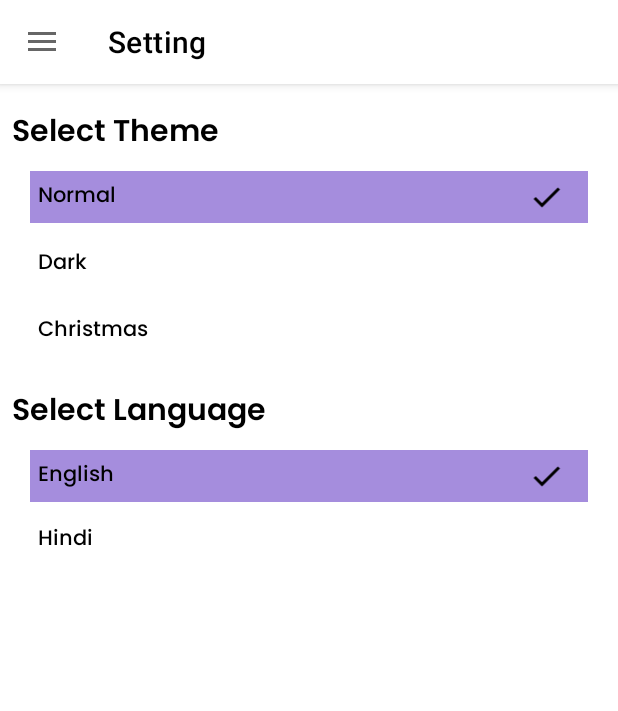
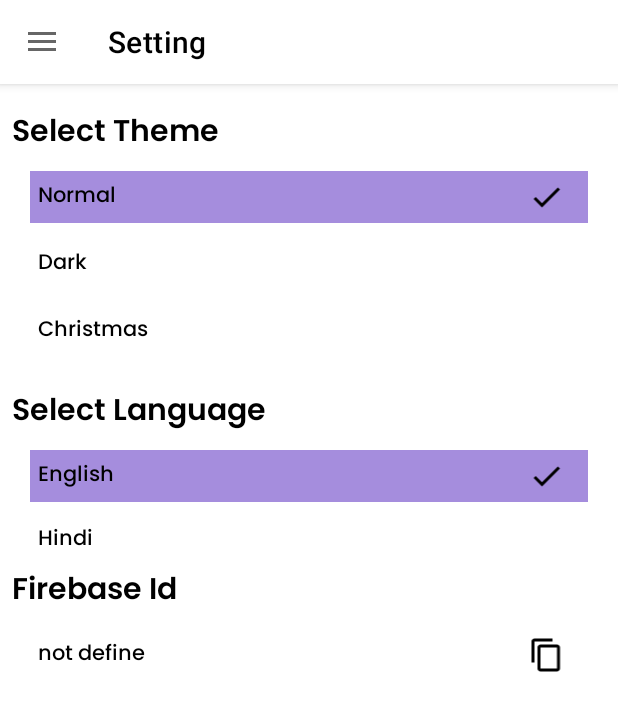
Before and after one commit to kaushal-king/CompanyFirst, an Android app: the screen it shows after launch (DrawerActivity), in the side drawer, after a tap on "Setting", on a phone screen of 412 x 824 dp. Shown: the top 711 px of the screen. Run offline under Robolectric (Android 15) with nearby library versions, the phone set to English and light mode, and no system bars; our stand-ins replace Room's generated code.

Commit message:
firebase push notification modification 14-02-2022

```diff
--- a/app/src/main/java/com/the/firsttask/sharedpreference/SettingsSharedPreference.kt
+++ b/app/src/main/java/com/the/firsttask/sharedpreference/SettingsSharedPreference.kt
@@ -42,6 +42,27 @@ class SettingsSharedPreference(ctx: Context) {
     }
 
 
+    fun setFirebaseId(id: String) {
+        val sharedPreferences: SharedPreferences = context.getSharedPreferences(
+            ConstantHelper.SHARED_PREFERENCE_ID,
+            Context.MODE_PRIVATE
+        )
+        val editor = sharedPreferences.edit()
+        editor.putString("FirebaseId", id)
+        editor.apply()
+    }
+
+    fun getFirebaseId(): String {
+        val sharedPreferences: SharedPreferences = context.getSharedPreferences(
+            ConstantHelper.SHARED_PREFERENCE_ID,
+            Context.MODE_PRIVATE
+        )
+        val firebaseId = sharedPreferences.getString("FirebaseId", "not define")
+        return firebaseId.toString()
+
+    }
+
+
     fun setLanguage(languageName: String) {
         val sharedPreferences: SharedPreferences = context.getSharedPreferences(
             ConstantHelper.SHARED_PREFERENCE_ID,
--- a/app/src/main/java/com/the/firsttask/ui/setting/SettingFragment.kt
+++ b/app/src/main/java/com/the/firsttask/ui/setting/SettingFragment.kt
@@ -1,10 +1,14 @@
 package com.the.firsttask.ui.setting
 
+import android.content.ClipData
+import android.content.ClipboardManager
+import android.content.Context
 import android.os.Bundle
 import androidx.fragment.app.Fragment
 import android.view.LayoutInflater
 import android.view.View
 import android.view.ViewGroup
+import android.widget.Toast
 import com.the.firsttask.utils.ConstantHelper
 import com.the.firsttask.R
 import com.the.firsttask.databinding.FragmentSettingBinding
@@ -26,7 +30,13 @@ class SettingFragment : Fragment() {
         loadTheme()
         loadLanguage()
 
-
+        binding.tvFirebaseId.text=SettingsSharedPreference.getInstance(requireContext()).getFirebaseId()
+        binding.ivFirebaseId.setOnClickListener{
+            val clipboard = requireContext().getSystemService(Context.CLIPBOARD_SERVICE) as ClipboardManager
+            val clip = ClipData.newPlainText("label", binding.tvFirebaseId.text)
+            clipboard.setPrimaryClip(clip)
+            Toast.makeText(requireContext(),"copy successfully",Toast.LENGTH_LONG).show()
+        }
         binding.llDarkTheme.setOnClickListener {
             SettingsSharedPreference.getInstance(requireContext())
                 .setTheme(ConstantHelper.THEME_NIGHT)
--- /dev/null
+++ b/app/src/main/res/drawable/ic_baseline_content_copy_24.xml
@@ -0,0 +1,10 @@
+<vector xmlns:android="http://schemas.android.com/apk/res/android"
+    android:width="24dp"
+    android:height="24dp"
+    android:viewportWidth="24"
+    android:viewportHeight="24"
+    android:tint="?attr/colorControlNormal">
+  <path
+      android:fillColor="@android:color/white"
+      android:pathData="M16,1L4,1c-1.1,0 -2,0.9 -2,2v14h2L4,3h12L16,1zM19,5L8,5c-1.1,0 -2,0.9 -2,2v14c0,1.1 0.9,2 2,2h11c1.1,0 2,-0.9 2,-2L21,7c0,-1.1 -0.9,-2 -2,-2zM19,21L8,21L8,7h11v14z"/>
+</vector>
--- a/app/src/main/res/layout/fragment_setting.xml
+++ b/app/src/main/res/layout/fragment_setting.xml
@@ -131,6 +131,20 @@
         app:layout_constraintStart_toStartOf="parent"
         app:layout_constraintTop_toBottomOf="@+id/ll_christmas_theme" />
 
+    <TextView
+        android:id="@+id/tv_title_firebase"
+        android:layout_width="match_parent"
+        android:layout_height="wrap_content"
+        android:layout_marginStart="8dp"
+        android:fontFamily="@font/poppins_semibold"
+        android:text="@string/firebaseid"
+        android:textColor="?textColor"
+        android:textSize="20sp"
+        app:layout_constraintEnd_toEndOf="parent"
+        app:layout_constraintHorizontal_bias="1.0"
+        app:layout_constraintStart_toStartOf="parent"
+        app:layout_constraintTop_toBottomOf="@+id/ll_hindi_language" />
+
     <LinearLayout
         android:id="@+id/ll_english_language"
         android:layout_width="match_parent"
@@ -191,4 +205,44 @@
             app:tint="?textColor"
             android:src="@drawable/ic_baseline_done_24" />
     </LinearLayout>
+
+
+
+    <LinearLayout
+        android:id="@+id/ll_firebase_id"
+        android:layout_width="match_parent"
+        android:layout_height="wrap_content"
+        android:layout_marginHorizontal="20dp"
+        android:layout_marginTop="8dp"
+        android:orientation="horizontal"
+        android:weightSum="4"
+        android:background="?bgColor"
+        android:padding="5dp"
+        app:layout_constraintTop_toBottomOf="@+id/tv_title_firebase"
+        tools:layout_editor_absoluteX="20dp">
+
+
+
+        <TextView
+            android:id="@+id/tv_firebase_id"
+            android:layout_width="match_parent"
+            android:layout_height="match_parent"
+            android:layout_weight="0.5"
+            android:fontFamily="@font/poppins_medium"
+            android:textColor="?textColor"
+             />
+        <ImageView
+            android:id="@+id/iv_firebase_id"
+            android:layout_width="match_parent"
+            android:layout_height="match_parent"
+            android:layout_weight="3.5"
+            app:tint="?textColor"
+            android:src="@drawable/ic_baseline_content_copy_24" />
+    </LinearLayout>
+
+
+
+
+
+
 </androidx.constraintlayout.widget.ConstraintLayout>
--- a/app/src/main/res/values/strings.xml
+++ b/app/src/main/res/values/strings.xml
@@ -67,4 +67,5 @@
     <string name="date_of_alarm">Date Of Alarm</string>
     <string name="amount_in_inr">Amount in INR</string>
     <string name="moviebanner">movie_banner</string>
+    <string name="firebaseid">Firebase Id</string>
 </resources>
```
Also changed, not shown: app/src/main/AndroidManifest.xml (+3 -9 lines), app/src/main/java/com/the/firsttask/DrawerActivity.kt (+2 -7 lines), app/src/main/java/com/the/firsttask/MainActivity.kt (+1 -8 lines), app/src/main/java/com/the/firsttask/MyFcmInstanceIdService.java (deleted, +0 -29 lines), app/src/main/java/com/the/firsttask/pushnotification/MyFirebaseMessagingService.kt (renamed from app/src/main/java/com/the/firsttask/MyFirebaseMessagingService.kt, +10 -11 lines), 1 other file.
